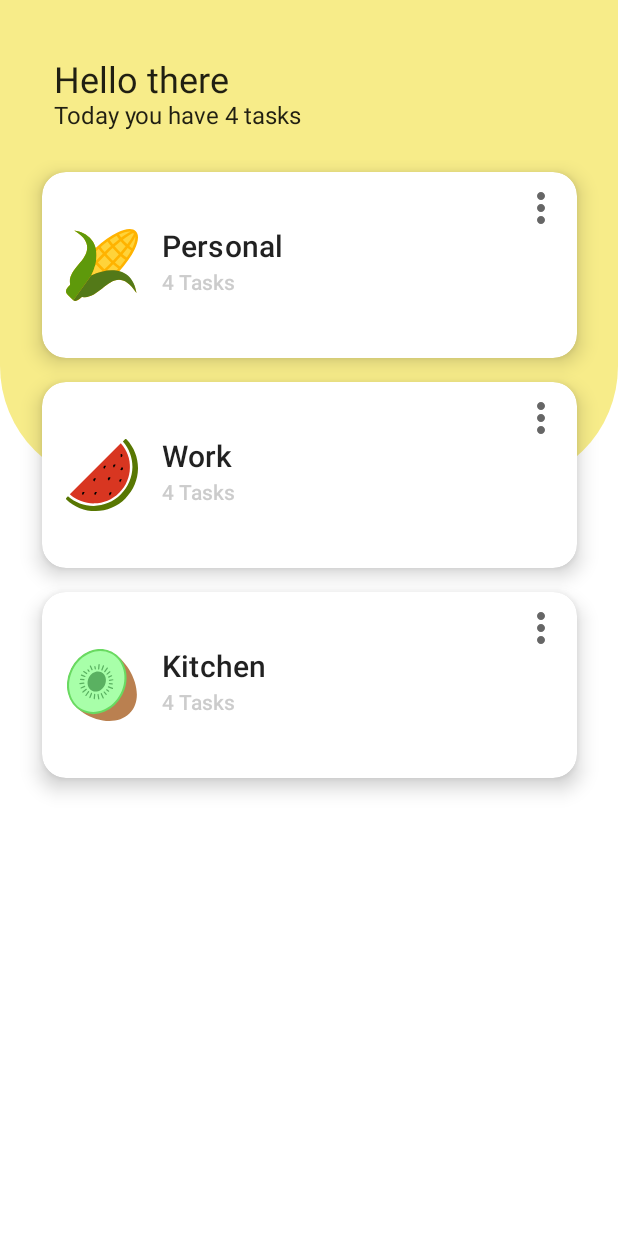
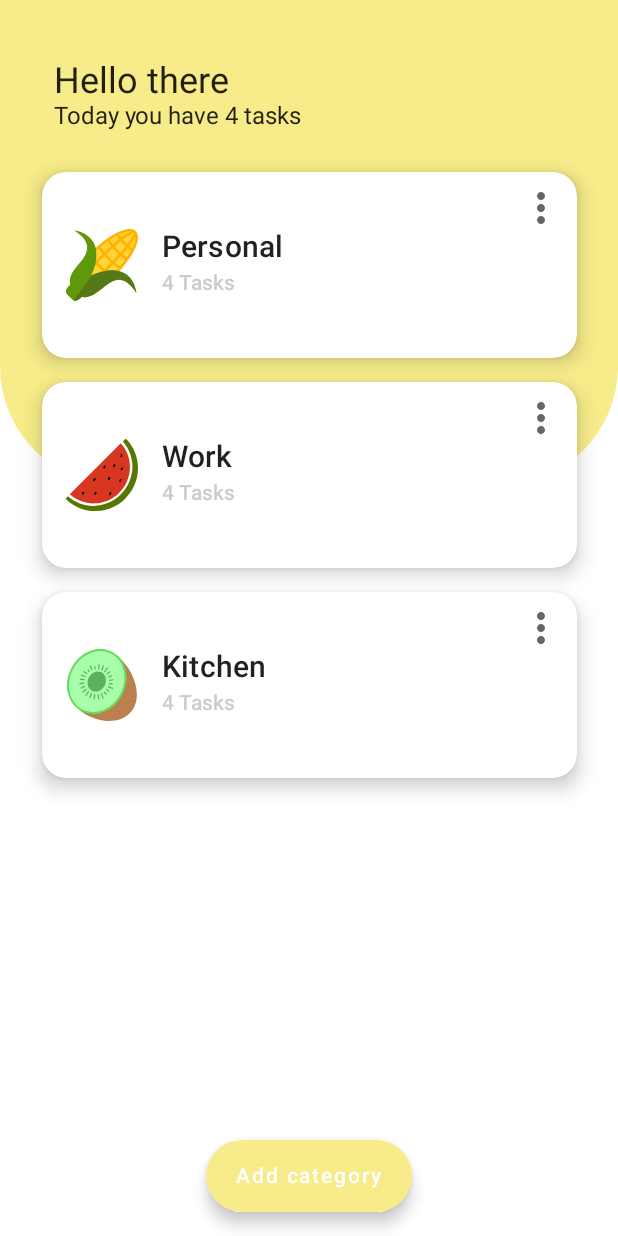
Before and after one commit to leonidaas/Tada, an Android app built with Jetpack Compose: the screen it shows after launch (MainActivity), on a phone screen of 412 x 824 dp. Run offline under Robolectric (Android 15) with nearby library versions, the phone set to English and light mode, and no system bars; our stand-ins replace Dagger/Hilt's generated code, Timber; 1 statement that could not run was skipped.

Commit message:
Added FAB

```diff
--- a/app/src/main/java/com/example/tada/screens/overview/OverviewScreen.kt
+++ b/app/src/main/java/com/example/tada/screens/overview/OverviewScreen.kt
@@ -1,12 +1,12 @@
 package com.example.tada.screens.overview
 
+import android.icu.text.Transliterator
 import androidx.compose.foundation.Image
 import androidx.compose.foundation.background
 import androidx.compose.foundation.clickable
 import androidx.compose.foundation.layout.*
 import androidx.compose.foundation.lazy.LazyColumn
 import androidx.compose.foundation.lazy.items
-import androidx.compose.foundation.shape.CircleShape
 import androidx.compose.foundation.shape.RoundedCornerShape
 import androidx.compose.material.*
 import androidx.compose.runtime.Composable
@@ -22,7 +22,6 @@ import androidx.hilt.navigation.compose.hiltViewModel
 import com.example.tada.R
 import com.example.tada.model.Category
 import com.example.tada.ui.theme.icons
-import java.util.*
 import kotlin.random.Random
 
 @Composable
@@ -39,6 +38,15 @@ fun OverviewScreen(
                 onCategoryClick = onCategoryClick
             )
         },
+        floatingActionButtonPosition = FabPosition.Center,
+        floatingActionButton = {
+            ExtendedFloatingActionButton(
+                onClick = {
+
+                },
+                text = { Text("Add category") }
+            )
+        }
     )
 }
 
```
